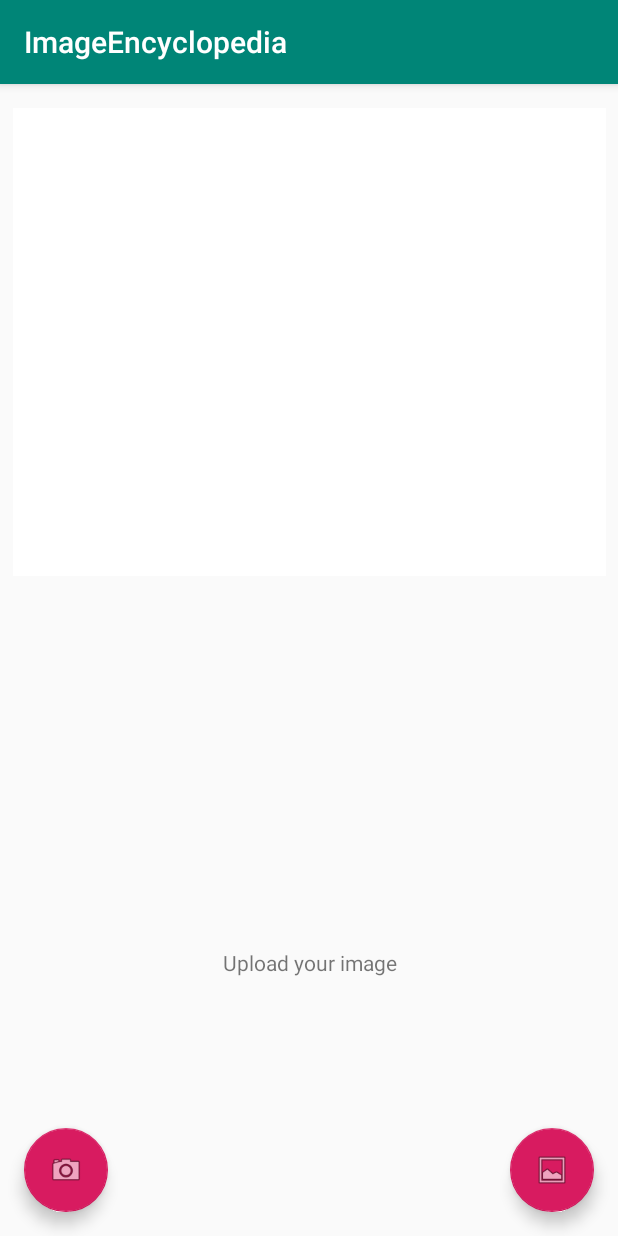
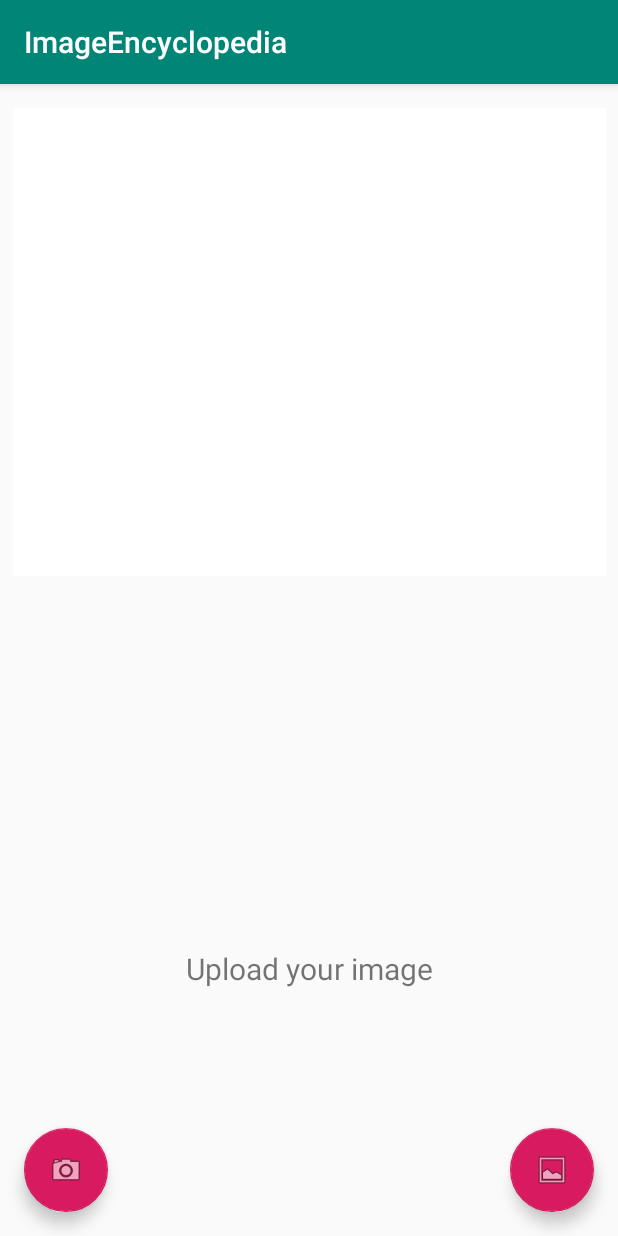
Before and after one commit to felmoreno1726/ImageEncyclopedia, an Android app: the screen it shows after launch (MainActivity), on a phone screen of 412 x 824 dp. Run offline under Robolectric (Android 15) with nearby library versions, the phone set to English and light mode, and no system bars; libraries missing offline, so code that uses them is left out: org.tensorflow.contrib; 1 statement that could not run was skipped.

```diff
--- a/app/src/main/java/com/felmoreno1726/imageencyclopedia/MainActivity.java
+++ b/app/src/main/java/com/felmoreno1726/imageencyclopedia/MainActivity.java
@@ -15,7 +15,6 @@ import android.view.View;
 import android.widget.ImageView;
 import android.widget.TextView;
 import org.tensorflow.contrib.android.TensorFlowInferenceInterface;
-
 import java.io.IOException;
 import java.io.InputStream;
 import java.net.URI;
@@ -27,7 +26,9 @@ public class MainActivity extends AppCompatActivity {
     }
 
     //PATH TO OUR MODEL FILE AND NAMES OF THE INPUT AND OUTPUT NODES
-    private String MODEL_PATH = "file:///android_asset/output_model/mobile_model.pb";
+    private final String MODEL_NAME = "mobilenet.pb";
+    private final String MODEL_DIR = "file:///android_asset/tensorflow_models/";
+    private String MODEL_PATH = MODEL_DIR + MODEL_NAME;
     private String INPUT_NAME = "input_1";
     private String OUTPUT_NAME = "output_1";
     private TensorFlowInferenceInterface tf;
@@ -46,9 +47,9 @@ public class MainActivity extends AppCompatActivity {
     private static int RESULT_TAKE_PICTURE = 2;
 
     public Object[] argmax(float[] array) {
-        /**
-         * Computes the maximum predictions of confidence
-         */
+    /*
+     * Computes the maximum predictions of confidence
+     */
         int best = -1;
         float best_confidence = 0.0f;
         for (int i = 0; i < array.length; i++) {
--- a/app/src/main/res/layout/content_main.xml
+++ b/app/src/main/res/layout/content_main.xml
@@ -33,8 +33,10 @@
         android:layout_marginStart="95dp"
         android:layout_marginEnd="95dp"
         android:layout_marginBottom="152dp"
+        android:fontFamily="sans-serif"
         android:text="@string/upload_your_image"
         android:textAlignment="center"
+        android:textSize="20sp"
         app:layout_constraintBottom_toBottomOf="parent"
         app:layout_constraintEnd_toEndOf="parent"
         app:layout_constraintHorizontal_bias="1.0"
```
Also changed, not shown: 1 other file.
